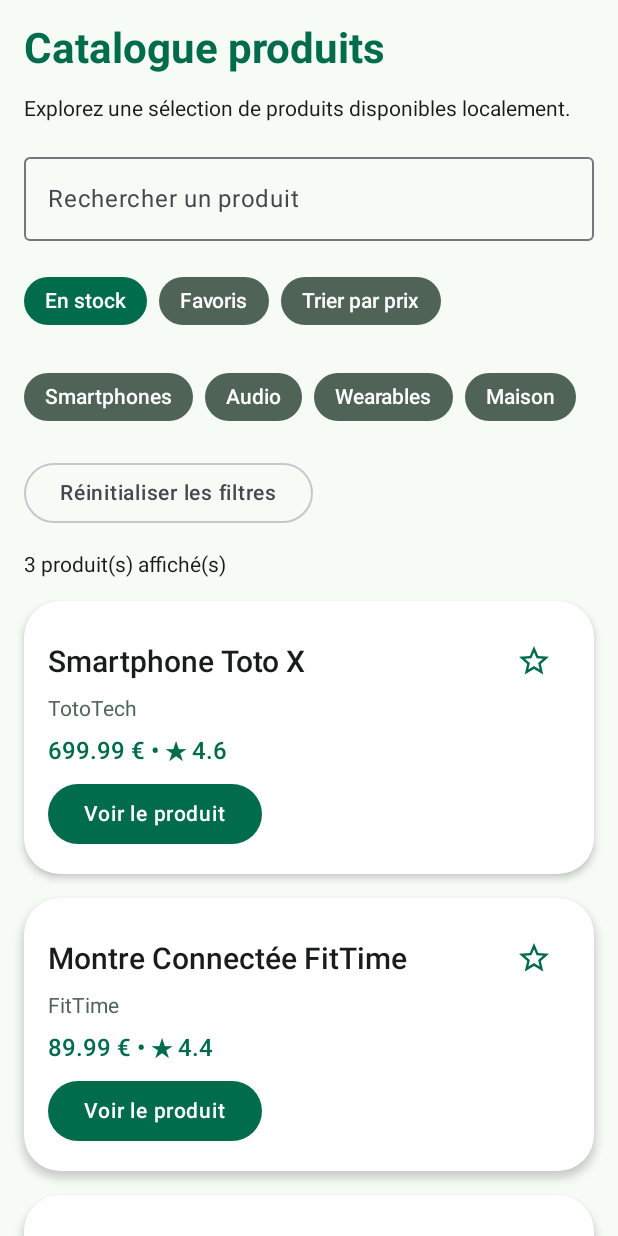
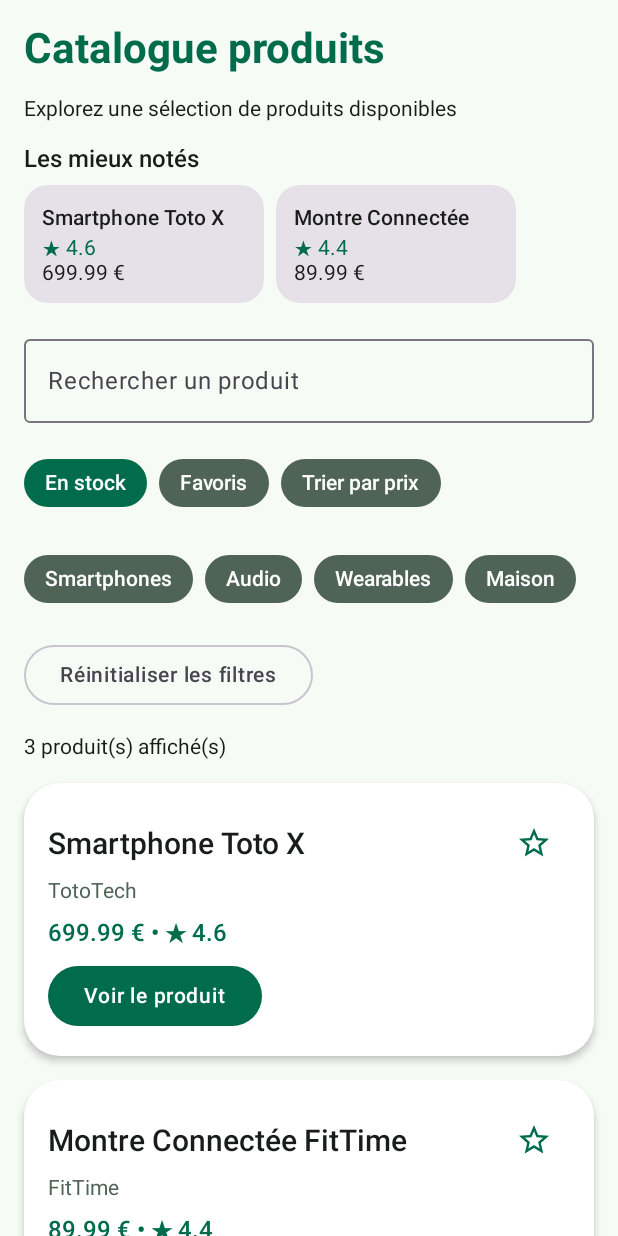
Before and after one commit to LiliSoli/ProductExplorer, an Android app built with Jetpack Compose: the screen it shows after launch (MainActivity), after a tap on "En stock", on a phone screen of 412 x 824 dp. Run offline under Robolectric (Android 15) with nearby library versions, the phone set to English and light mode, and no system bars.

Commit message:
feat(tp6-autonomy): add top rated products row

```diff
--- a/app/src/main/java/com/example/productexplorer/MainActivity.kt
+++ b/app/src/main/java/com/example/productexplorer/MainActivity.kt
@@ -16,6 +16,7 @@ import androidx.compose.foundation.layout.fillMaxSize
 import androidx.compose.foundation.layout.fillMaxWidth
 import androidx.compose.foundation.layout.height
 import androidx.compose.foundation.layout.padding
+import androidx.compose.foundation.layout.width
 import androidx.compose.foundation.lazy.LazyColumn
 import androidx.compose.foundation.lazy.LazyRow
 import androidx.compose.material3.Button
@@ -566,6 +567,59 @@ fun CategoryRow(
 }
 
 @Composable
+fun TopRatedSection(
+    products: List<ProductUi>,
+    modifier: Modifier = Modifier
+) {
+    if (products.isNotEmpty()) {
+        Column(modifier = modifier) {
+            Text(
+                text = "Les mieux notés",
+                style = MaterialTheme.typography.titleMedium,
+                color = MaterialTheme.colorScheme.onBackground
+            )
+            Spacer(modifier = Modifier.height(8.dp))
+            LazyRow(horizontalArrangement = Arrangement.spacedBy(8.dp)) {
+                items(
+                    items = products,
+                    key = { product -> product.id }
+                ) { product ->
+                    TopRatedProductCard(product = product)
+                }
+            }
+        }
+    }
+}
+
+@Composable
+fun TopRatedProductCard(
+    product: ProductUi,
+    modifier: Modifier = Modifier
+) {
+    Card(
+        modifier = modifier.width(160.dp),
+        shape = MaterialTheme.shapes.medium
+    ) {
+        Column(modifier = Modifier.padding(12.dp)) {
+            Text(
+                text = product.title,
+                style = MaterialTheme.typography.titleSmall,
+                maxLines = 1
+            )
+            Text(
+                text = "★ ${product.rating}",
+                style = MaterialTheme.typography.bodyMedium,
+                color = MaterialTheme.colorScheme.primary
+            )
+            Text(
+                text = "${product.price} €",
+                style = MaterialTheme.typography.bodyMedium
+            )
+        }
+    }
+}
+
+@Composable
 fun CategoriesSection(
     modifier: Modifier = Modifier
 ) {
@@ -821,9 +875,16 @@ fun ProductCatalogScreen(
         }
         item {
             Text(
-                text = "Explorez une sélection de produits disponibles localement.",
+                text = "Explorez une sélection de produits disponibles",
                 style = MaterialTheme.typography.bodyMedium,
                 color = MaterialTheme.colorScheme.onBackground
+            )
+        }
+        item {
+            TopRatedSection(
+                products = products
+                    .filter { it.rating >= 4.4 }
+                    .sortedByDescending { it.rating }
             )
         }
         item {
```
